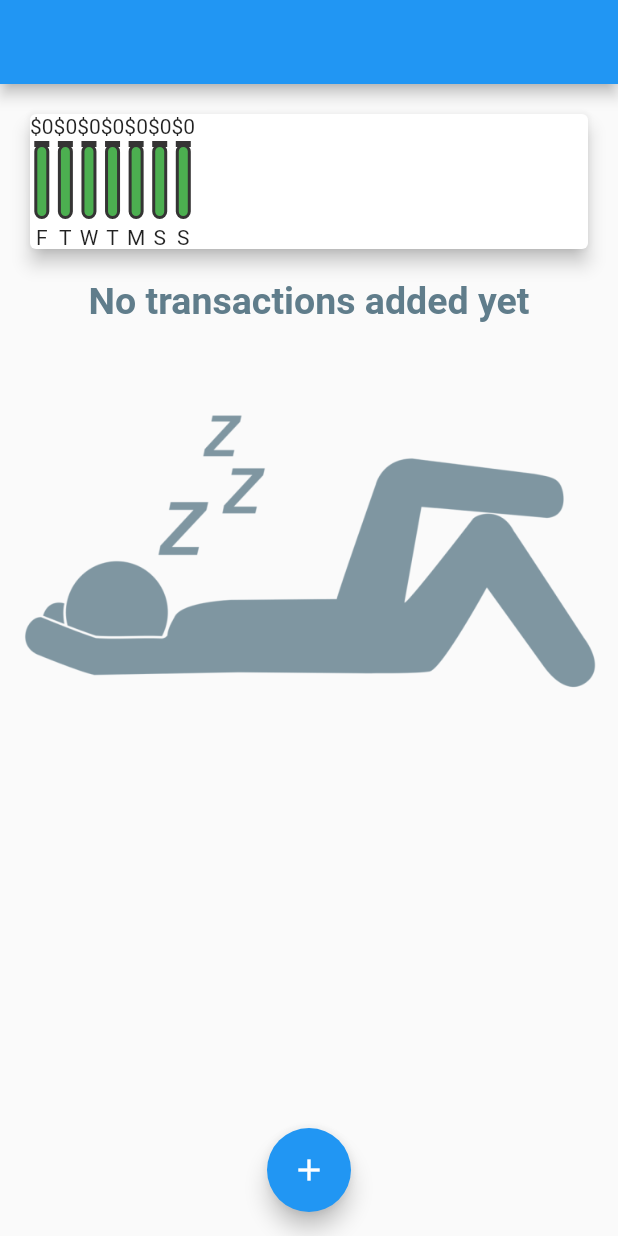
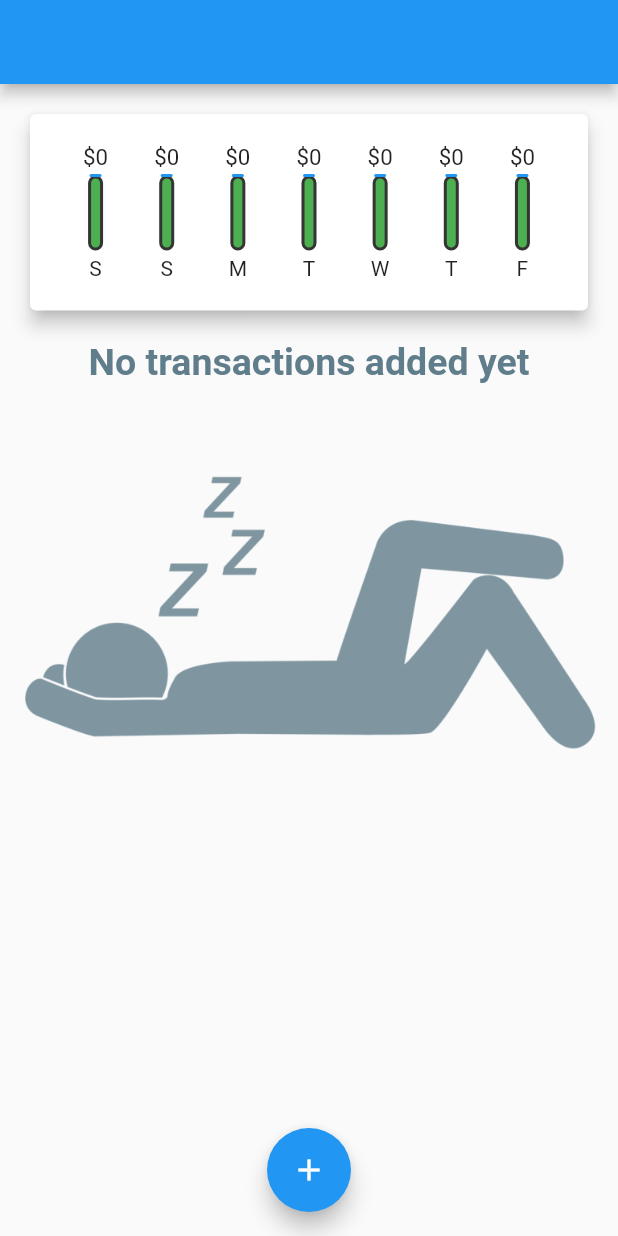
Before and after one commit to LizaKalbukova/Clear_transaction_app, a Flutter app: the screen it shows after launch, on a phone screen of 412 x 824 dp. Run offline on Flutter 3.47's test engine with Material 2 defaults, Android fonts, the phone set to English and light mode, and no system bars.

Commit message:
Змінино порядок днів в Chart і замінено конструкцію Card для транзакцій на ListTile()

```diff
--- a/lib/chart.dart
+++ b/lib/chart.dart
@@ -11,6 +11,7 @@ class ChartW extends StatelessWidget {
     // get динамічно будує
 
     return List.generate(7, (index) {
+      // List.generate(length, (index) => null). generate конструктор це утиліта класу List яка приймає значення
       // відлік іде так Сьогодні index = 0 , Вчора index = 1 і так до кінця тижня
       final weekDay = DateTime.now().subtract(Duration(
           days: index)); //subtract метод віднімає від поточної дати інндекс
@@ -32,7 +33,7 @@ class ChartW extends StatelessWidget {
         "Day": DateFormat.E().format(weekDay).substring(0, 1),
         "amount": totalSum,
       }; // повертаємо Map
-    }); // List.generate(length, (index) => null). generate конструктор це утиліта класу List яка приймає значення
+    }).reversed.toList(); // reversed задає список в обернутому порядку
   }
 
   double get totalWeekSpending {
@@ -47,16 +48,21 @@ class ChartW extends StatelessWidget {
     return Card(
       elevation: 5,
       margin: EdgeInsets.all(20),
+      child: Padding(
+        padding: const EdgeInsets.all(20.0),
         child: Row(
             children: allMyCharts.map((data) {
-        return ChartBar(
+          return Expanded(
+            child: ChartBar(
               (data['amount'] as double),
               totalWeekSpending == 0.0
                   ? 0.0
                   : (data['amount'] as double) / totalWeekSpending,
               (data['Day'] as String),
+            ),
           );
         }).toList()),
+      ),
     );
   }
 }
--- a/lib/chartBar.dart
+++ b/lib/chartBar.dart
@@ -10,7 +10,9 @@ class ChartBar extends StatelessWidget {
   Widget build(BuildContext context) {
     return Column(
       children: [
-        Text("\$${price.toStringAsFixed(0)}"),
+        Container(
+            height: 17,
+            child: FittedBox(child: Text("\$${price.toStringAsFixed(0)}"))),
         SizedBox(
           height: 4,
         ),
@@ -36,6 +38,7 @@ class ChartBar extends StatelessWidget {
                       width: 2,
                       color: Color.fromARGB(255, 53, 52, 52),
                     ),
+                    borderRadius: BorderRadius.circular(20),
                     color: Colors.blue),
               ),
             ) // Віджет встановлює відносну величину у відсотках 0- 0% , 1 - 100%
```
Also changed, not shown: lib/transactionListW.dart (+19 -19 lines). Lines whose indentation alone changed are shown as unchanged.
